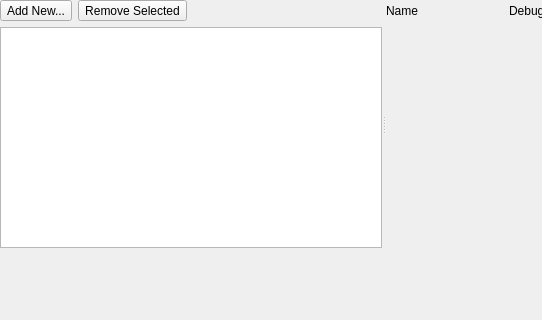
First picture: the form in shell/launchconfigurationdialog.ui, repository KDE/kdevelop, before the edit; both pictures show x 0 to 542 and y 0 to 320 of the 643 by 530 pixel window.
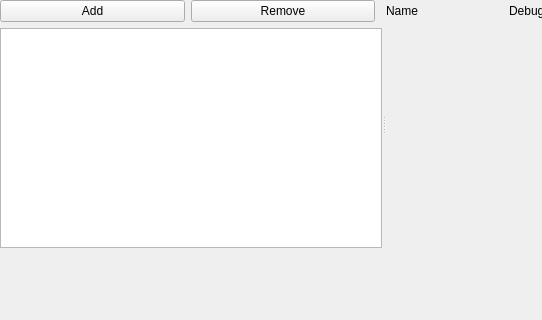
Second picture: the form after the edit. Icons and pictures are not drawn. Custom widgets are drawn as their Qt base class.

Commit message: Launch config dialog: use standard button text Add/Remove, use QPushButton

The edit to the form file:
```diff
--- a/shell/launchconfigurationdialog.ui
+++ b/shell/launchconfigurationdialog.ui
@@ -20,8 +20,43 @@
       <enum>Qt::Horizontal</enum>
      </property>
      <widget class="QWidget" name="layoutWidget">
-      <layout class="QGridLayout" name="gridLayout">
-       <item row="1" column="0" colspan="3">
+      <layout class="QVBoxLayout">
+       <item>
+        <layout class="QHBoxLayout">
+         <item>
+          <widget class="QPushButton" name="addConfig">
+           <property name="text">
+            <string>Add</string>
+           </property>
+           <property name="icon">
+            <iconset theme="list-add">
+             <normaloff/>
+            </iconset>
+           </property>
+          </widget>
+         </item>
+         <item>
+          <widget class="QPushButton" name="deleteConfig">
+           <property name="text">
+            <string>Remove</string>
+           </property>
+           <property name="icon">
+            <iconset theme="list-remove">
+             <normaloff/>
+            </iconset>
+           </property>
+          </widget>
+         </item>
+         <item>
+          <spacer name="horizontalSpacer">
+           <property name="orientation">
+            <enum>Qt::Horizontal</enum>
+           </property>
+          </spacer>
+         </item>
+        </layout>
+       </item>
+       <item>
         <widget class="QTreeView" name="tree">
          <property name="sizePolicy">
           <sizepolicy hsizetype="Expanding" vsizetype="Expanding">
@@ -37,42 +72,6 @@
          </attribute>
         </widget>
        </item>
-       <item row="0" column="0">
-        <widget class="QToolButton" name="addConfig">
-         <property name="text">
-          <string>Add New...</string>
-         </property>
-         <property name="popupMode">
-          <enum>QToolButton::InstantPopup</enum>
-         </property>
-         <property name="toolButtonStyle">
-          <enum>Qt::ToolButtonTextBesideIcon</enum>
-         </property>
-        </widget>
-       </item>
-       <item row="0" column="1">
-        <widget class="QToolButton" name="deleteConfig">
-         <property name="text">
-          <string>Remove Selected</string>
-         </property>
-         <property name="toolButtonStyle">
-          <enum>Qt::ToolButtonTextBesideIcon</enum>
-         </property>
-        </widget>
-       </item>
-       <item row="0" column="2">
-        <spacer name="horizontalSpacer">
-         <property name="orientation">
-          <enum>Qt::Horizontal</enum>
-         </property>
-         <property name="sizeHint" stdset="0">
-          <size>
-           <width>10</width>
-           <height>21</height>
-          </size>
-         </property>
-        </spacer>
-       </item>
       </layout>
      </widget>
      <widget class="QWidget" name="layoutWidget_2">
```
The commit also changes 1 other file.
